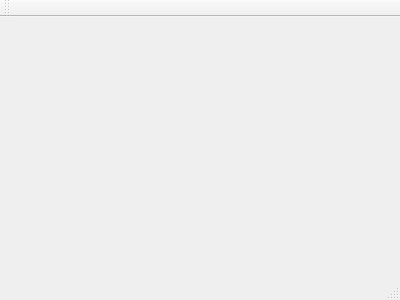
dmherrington/ECM-Control-System, file src/Window_GalilMotionController/mainwindow.ui: the form before one commit.
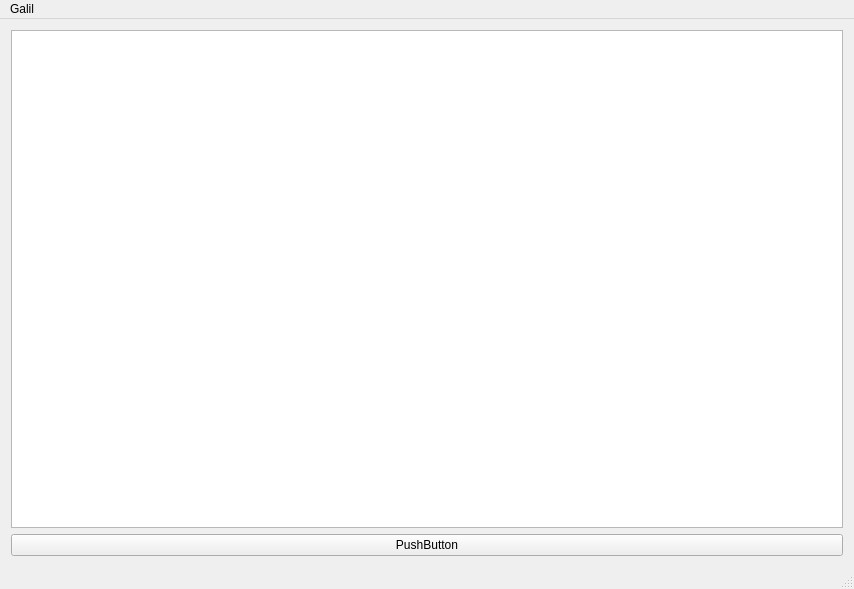
The form after the commit.

Commit message: Breaking apart commands to support galil control better

```diff
--- a/src/Window_GalilMotionController/mainwindow.ui
+++ b/src/Window_GalilMotionController/mainwindow.ui
@@ -1,24 +1,77 @@
 <ui version="4.0">
  <class>MainWindow</class>
- <widget class="QMainWindow" name="MainWindow" >
-  <property name="geometry" >
+ <widget class="QMainWindow" name="MainWindow">
+  <property name="geometry">
    <rect>
     <x>0</x>
     <y>0</y>
-    <width>400</width>
-    <height>300</height>
+    <width>854</width>
+    <height>589</height>
    </rect>
   </property>
   <property name="windowTitle" >
    <string>MainWindow</string>
   </property>
-  <widget class="QMenuBar" name="menuBar" />
-  <widget class="QToolBar" name="mainToolBar" />
-  <widget class="QWidget" name="centralWidget" />
-  <widget class="QStatusBar" name="statusBar" />
+  <widget class="QWidget" name="centralWidget">
+   <layout class="QGridLayout" name="gridLayout">
+    <item row="1" column="0">
+     <widget class="QPushButton" name="pushButton">
+      <property name="text">
+       <string>PushButton</string>
+      </property>
+     </widget>
+    </item>
+    <item row="0" column="0">
+     <widget class="QTextEdit" name="textEdit"/>
+    </item>
+   </layout>
+  </widget>
+  <widget class="QMenuBar" name="menuBar">
+   <property name="geometry">
+    <rect>
+     <x>0</x>
+     <y>0</y>
+     <width>854</width>
+     <height>22</height>
+    </rect>
+   </property>
+   <property name="sizePolicy">
+    <sizepolicy hsizetype="MinimumExpanding" vsizetype="Fixed">
+     <horstretch>0</horstretch>
+     <verstretch>0</verstretch>
+    </sizepolicy>
+   </property>
+   <property name="nativeMenuBar">
+    <bool>true</bool>
+   </property>
+   <widget class="QMenu" name="menuGalil">
+    <property name="title">
+     <string>Galil</string>
+    </property>
+    <addaction name="actionSave_Program"/>
+    <addaction name="actionSave_As_Program"/>
+    <addaction name="actionLoad_Program"/>
+   </widget>
+   <addaction name="menuGalil"/>
+  </widget>
+  <widget class="QStatusBar" name="statusBar"/>
+  <action name="actionSave_Program">
+   <property name="text">
+    <string>Save Program</string>
+   </property>
+  </action>
+  <action name="actionSave_As_Program">
+   <property name="text">
+    <string>Save_As Program</string>
+   </property>
+  </action>
+  <action name="actionLoad_Program">
+   <property name="text">
+    <string>Load Program</string>
+   </property>
+  </action>
  </widget>
- <layoutDefault spacing="6" margin="11" />
- <pixmapfunction></pixmapfunction>
+ <layoutdefault spacing="6" margin="11"/>
  <resources/>
  <connections/>
 </ui>
```
Left out of the diff: 3 changed lines with no effect on the pictures. The commit also changes 28 other files.
